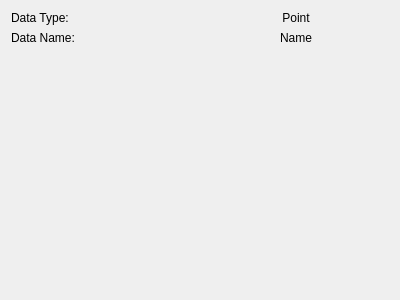
Qt form src/WhiskerToolbox/Media_Widget/MediaPoint_Widget/MediaPoint_Widget.ui (paulmthompson/WhiskerToolbox) before a commit.
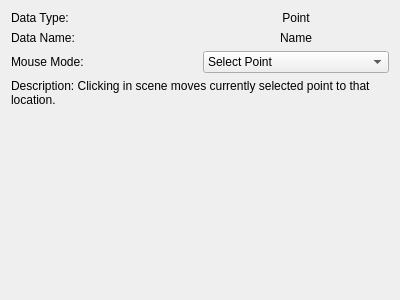
The same form after that commit.

Commit message: move line selection mechanism to media_widget

Diff of the .ui file:
```diff
--- a/src/WhiskerToolbox/Media_Widget/MediaPoint_Widget/MediaPoint_Widget.ui
+++ b/src/WhiskerToolbox/Media_Widget/MediaPoint_Widget/MediaPoint_Widget.ui
@@ -56,6 +56,40 @@
      </item>
     </layout>
    </item>
+   <item>
+    <layout class="QVBoxLayout" name="verticalLayout_2">
+     <item>
+      <layout class="QHBoxLayout" name="horizontalLayout_3">
+       <item>
+        <widget class="QLabel" name="label_4">
+         <property name="text">
+          <string>Mouse Mode:</string>
+         </property>
+        </widget>
+       </item>
+       <item>
+        <widget class="QComboBox" name="selection_model_combo">
+         <item>
+          <property name="text">
+           <string>Select Point</string>
+          </property>
+         </item>
+        </widget>
+       </item>
+      </layout>
+     </item>
+     <item>
+      <widget class="QLabel" name="selection_model_label">
+       <property name="text">
+        <string>Description: Clicking in scene moves currently selected point to that location.</string>
+       </property>
+       <property name="wordWrap">
+        <bool>true</bool>
+       </property>
+      </widget>
+     </item>
+    </layout>
+   </item>
    <item>
     <spacer name="verticalSpacer">
      <property name="orientation">
```
The commit also changes 4 other files.
